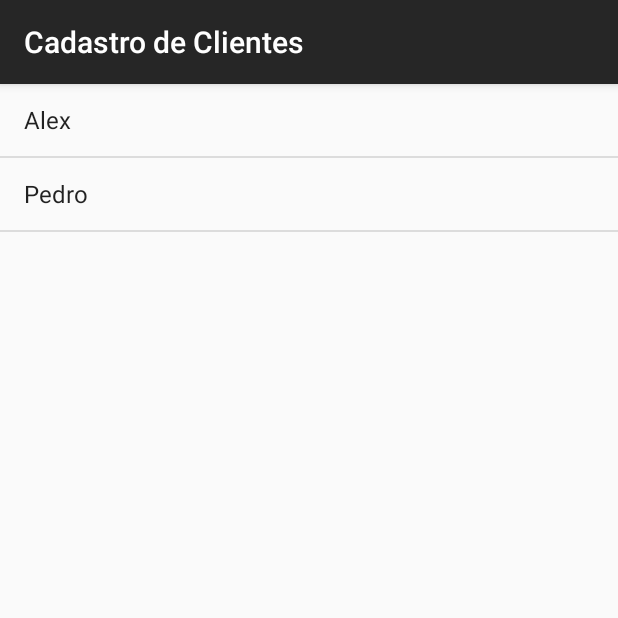
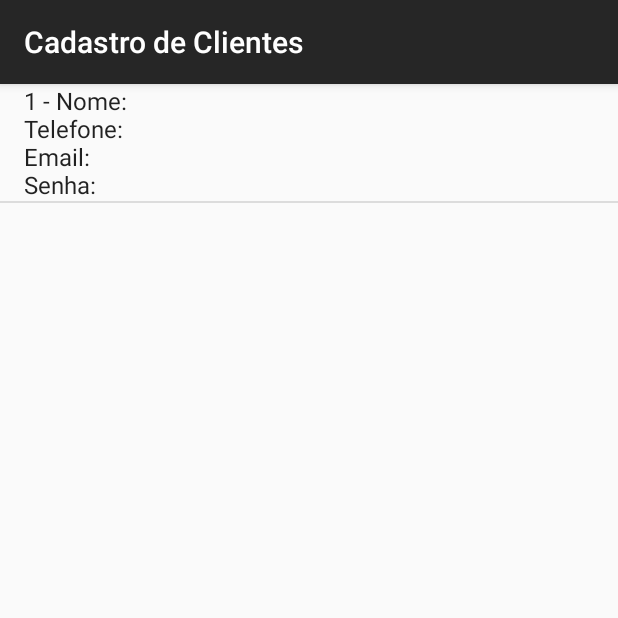
Before and after one commit to GlauberV/cadastramento, an Android app: the MembrosActivity screen opened directly, with no data from a screen before it, on a phone screen of 412 x 824 dp, the top half of it. Run offline under Robolectric (Android 15) with nearby library versions, the phone set to English and light mode, and no system bars.

Commit message:
Inserir Membros Disponivel

```diff
--- a/app/src/main/java/com/androidaccelarate/cadastramento/CadastroActivity.java
+++ b/app/src/main/java/com/androidaccelarate/cadastramento/CadastroActivity.java
@@ -7,6 +7,7 @@ import android.widget.Button;
 import android.widget.Toast;
 
 import com.androidaccelarate.cadastramento.com.androidaccelerate.cadastramento.modelo.Pessoa;
+import com.androidaccelarate.cadastramento.dao.PessoaDAO;
 
 public class CadastroActivity extends AppCompatActivity {
 
@@ -24,11 +25,11 @@ public class CadastroActivity extends AppCompatActivity {
             @Override
             public void onClick(View v) {
                 Pessoa pessoa = helper.pegaPessoa();
+                PessoaDAO pessoaDAO = new PessoaDAO(CadastroActivity.this);
+                pessoaDAO.inserePessoa(pessoa);
+                pessoaDAO.close();
 
-                String toastText = "Nome: " + pessoa.getNome()
-                                + "\nTelefone: " + pessoa.getTelefone()
-                                + "\nEmail: " + pessoa.getEmail()
-                                + "\nSenha: " + pessoa.getSenha();
+                String toastText = "Nome: " + pessoa.getNome() + "\nTelefone: " + pessoa.getTelefone() + "\nEmail: " + pessoa.getEmail() + "\nSenha: " + pessoa.getSenha();
 
                 Toast toast = Toast.makeText(CadastroActivity.this, toastText, Toast.LENGTH_LONG);
                 toast.show();
--- a/app/src/main/java/com/androidaccelarate/cadastramento/MembrosActivity.java
+++ b/app/src/main/java/com/androidaccelarate/cadastramento/MembrosActivity.java
@@ -4,6 +4,11 @@ import android.os.Bundle;
 import android.support.v7.app.AppCompatActivity;
 import android.widget.ArrayAdapter;
 import android.widget.ListView;
+
+import com.androidaccelarate.cadastramento.com.androidaccelerate.cadastramento.modelo.Pessoa;
+import com.androidaccelarate.cadastramento.dao.PessoaDAO;
+
+import java.util.List;
 
 public class MembrosActivity extends AppCompatActivity {
 
@@ -12,9 +17,12 @@ public class MembrosActivity extends AppCompatActivity {
         super.onCreate(savedInstanceState);
         setContentView(R.layout.activity_membros);
 
-        String[] membros = {"Alex", "Pedro"};
+        PessoaDAO dao = new PessoaDAO(MembrosActivity.this);
+        List<Pessoa> membros = dao.buscarPessoa();
+        dao.close();
+
         ListView listaDeMembros = (ListView) findViewById(R.id.membros_lista);
-        ArrayAdapter<String> adapter = new ArrayAdapter<>(this, android.R.layout.simple_list_item_1, membros);
+        ArrayAdapter<Pessoa> adapter = new ArrayAdapter<>(this, android.R.layout.simple_list_item_1, membros);
         listaDeMembros.setAdapter(adapter);
 
 
--- a/app/src/main/java/com/androidaccelarate/cadastramento/com/androidaccelerate/cadastramento/modelo/Pessoa.java
+++ b/app/src/main/java/com/androidaccelarate/cadastramento/com/androidaccelerate/cadastramento/modelo/Pessoa.java
@@ -47,4 +47,12 @@ public class Pessoa {
     public void setSenha(String senha) {
         this.senha = senha;
     }
+
+    @Override
+    public String toString() {
+        return getId() + " - Nome: " + getNome()
+                + "\nTelefone: " + getTelefone()
+                + "\nEmail: " + getEmail()
+                + "\nSenha: " + getSenha();
+    }
 }
--- a/app/src/main/java/com/androidaccelarate/cadastramento/dao/PessoaDAO.java
+++ b/app/src/main/java/com/androidaccelarate/cadastramento/dao/PessoaDAO.java
@@ -1,8 +1,15 @@
 package com.androidaccelarate.cadastramento.dao;
 
+import android.content.ContentValues;
 import android.content.Context;
+import android.database.Cursor;
 import android.database.sqlite.SQLiteDatabase;
 import android.database.sqlite.SQLiteOpenHelper;
+
+import com.androidaccelarate.cadastramento.com.androidaccelerate.cadastramento.modelo.Pessoa;
+
+import java.util.ArrayList;
+import java.util.List;
 
 public class PessoaDAO extends SQLiteOpenHelper{
 
@@ -22,4 +29,39 @@ public class PessoaDAO extends SQLiteOpenHelper{
         db.execSQL(sql);
         onCreate(db);
     }
+
+
+    public void inserePessoa(Pessoa pessoa) {
+        SQLiteDatabase db = getWritableDatabase();
+
+        ContentValues dados = new ContentValues();
+        dados.put("nome", pessoa.getNome());
+        dados.put("telefone", pessoa.getTelefone());
+        dados.put("email", pessoa.getEmail());
+        dados.put("senha", pessoa.getSenha());
+
+        db.insert("Membros", null, dados);
+    }
+
+    public List<Pessoa> buscarPessoa() {
+        String sql = "SELECT * FROM Membros;";
+        SQLiteDatabase db = getReadableDatabase();
+        Cursor c = db.rawQuery(sql, null);
+
+        List<Pessoa> membros = new ArrayList<>();
+        while (c.moveToNext()){
+            Pessoa pessoa = new Pessoa();
+            pessoa.setId(c.getLong(c.getColumnIndex("id")));
+            pessoa.setNome(c.getString(c.getColumnIndex("nome")));
+            pessoa.setTelefone(c.getString(c.getColumnIndex("telefone")));
+            pessoa.setEmail(c.getString(c.getColumnIndex("email")));
+            pessoa.setSenha(c.getString(c.getColumnIndex("senha")));
+
+            membros.add(pessoa);
+        }
+        c.close();
+
+
+        return membros;
+    }
 }
```
